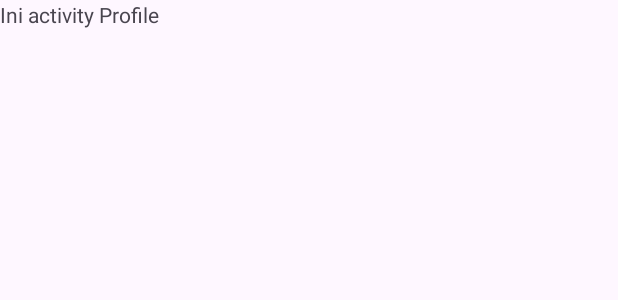
After one commit to LazuardiMahendra/D-AndroidProjects-MyFlexibleFragment, an Android app: the layout activity_profile.xml on its own in the app's theme, with its tools: preview values and no code run, on a phone screen of 412 x 824 dp. The commit adds this screen. Shown: the top 300 px of the screen. Run offline under Robolectric (Android 15) with nearby library versions, the phone set to English and light mode, and no system bars.

Commit message:
fragment tto activity

```diff
--- a/app/src/main/AndroidManifest.xml
+++ b/app/src/main/AndroidManifest.xml
@@ -13,6 +13,9 @@
         android:theme="@style/Theme.MyFlexibleFragment"
         tools:targetApi="31">
         <activity
+            android:name=".ProfileActivity"
+            android:exported="false" />
+        <activity
             android:name=".MainActivity"
             android:exported="true">
             <intent-filter>
--- /dev/null
+++ b/app/src/main/res/layout/activity_profile.xml
@@ -0,0 +1,16 @@
+<?xml version="1.0" encoding="utf-8"?>
+<RelativeLayout xmlns:android="http://schemas.android.com/apk/res/android"
+    xmlns:app="http://schemas.android.com/apk/res-auto"
+    xmlns:tools="http://schemas.android.com/tools"
+    android:id="@+id/main"
+    android:layout_width="match_parent"
+    android:layout_height="match_parent"
+    tools:context=".ProfileActivity">
+
+    <TextView
+        android:layout_width="match_parent"
+        android:layout_height="wrap_content"
+        android:text="@string/this_profile" />
+
+
+</RelativeLayout>
```
Also changed, not shown: app/src/main/java/com/example/myflexiblefragment/DetailCategoryFragment.kt (+6 -1 lines), app/src/main/java/com/example/myflexiblefragment/ProfileActivity.kt (added, +13 -0 lines).
